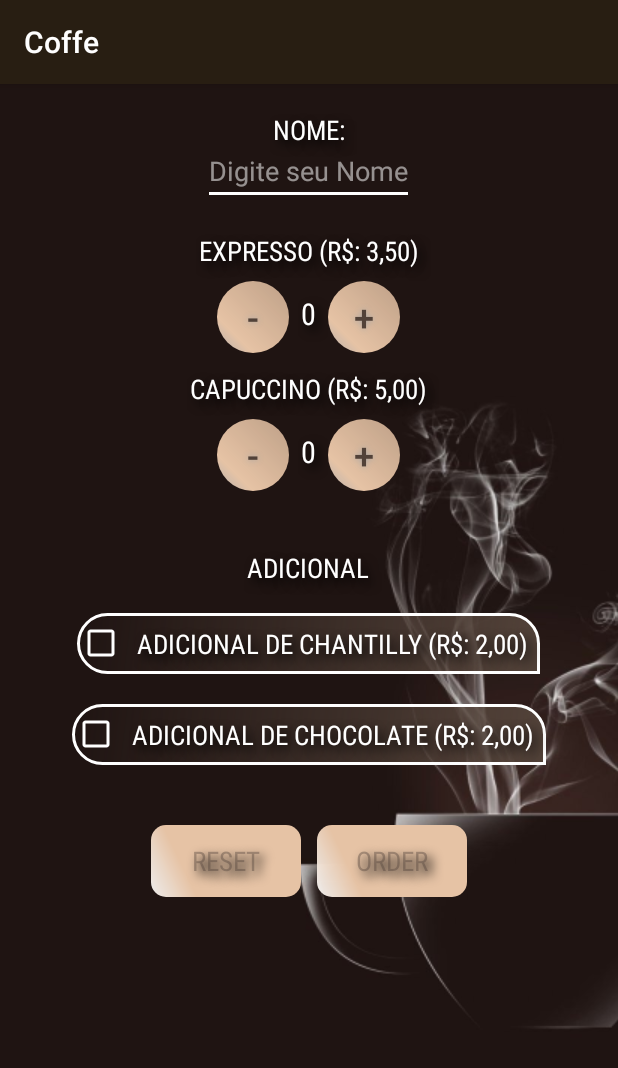
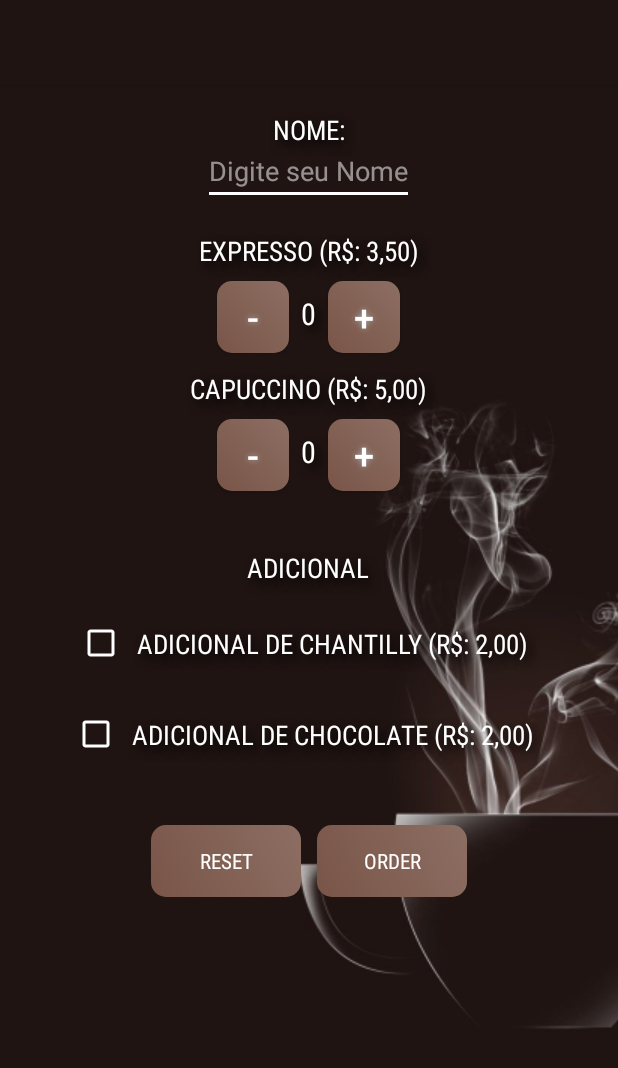
Before and after one commit to WesRocha/Coffe, an Android app: the screen it shows after launch (MainActivity), on a phone screen of 412 x 824 dp. Shown: the top 1068 px of the screen. Run offline under Robolectric (Android 15) with nearby library versions, the phone set to English and light mode, and no system bars.

Commit message:
my sixth commit

```diff
--- a/app/src/main/AndroidManifest.xml
+++ b/app/src/main/AndroidManifest.xml
@@ -5,7 +5,7 @@
     <application
         android:allowBackup="true"
         android:icon="@mipmap/ic_launcher"
-        android:label="@string/app_name"
+        android:label=" "
         android:roundIcon="@mipmap/ic_launcher_round"
         android:supportsRtl="true"
         android:theme="@style/AppTheme">
--- a/app/src/main/res/drawable/buttonshape.xml
+++ b/app/src/main/res/drawable/buttonshape.xml
@@ -1,14 +1,13 @@
 <?xml version="1.0" encoding="utf-8"?>
 <shape xmlns:android="http://schemas.android.com/apk/res/android" android:shape="rectangle" >
     <corners
-        android:radius="100dp"
+        android:radius="10dp"
         />
     <gradient
         android:angle="45"
         android:centerX="25%"
-        android:centerColor="#E6C3A5"
-        android:startColor="#A9FFFFFF"
-        android:endColor="#CBE6C3A5"
+        android:startColor="#795548"
+        android:endColor="#8D6E63"
         android:type="linear"
         />
     <padding
--- a/app/src/main/res/drawable/buttonshape1.xml
+++ b/app/src/main/res/drawable/buttonshape1.xml
@@ -5,10 +5,9 @@
         />
     <gradient
         android:angle="45"
-        android:centerX="25%"
-        android:centerColor="#E6C3A5"
-        android:startColor="#EBFFFFFF"
-        android:endColor="#E6C3A5"
+        android:centerX="100%"
+        android:startColor="#795548"
+        android:endColor="#8D6E63"
         android:type="linear"
         />
     <padding
--- a/app/src/main/res/drawable/check.xml
+++ b/app/src/main/res/drawable/check.xml
@@ -9,7 +9,7 @@
     <gradient
         android:angle="135"
         android:centerX="100%"
-        android:startColor="#524239"
+        android:startColor="#00524239"
         android:type="linear"
         />
     <padding
--- a/app/src/main/res/layout/activity_main.xml
+++ b/app/src/main/res/layout/activity_main.xml
@@ -60,7 +60,7 @@
             <Button
                 android:id="@+id/menosExpresso"
                 android:text="-"
-                android:textColor="#524239"
+                android:textColor="#ffffff"
                 android:textSize="24sp"
                 android:layout_width="48dp"
                 android:layout_height="48dp"
@@ -86,7 +86,7 @@
             <Button
                 android:id="@+id/maisExpresso"
                 android:text="+"
-                android:textColor="#524239"
+                android:textColor="#ffffff"
                 android:textSize="24sp"
                 android:layout_width="48dp"
                 android:layout_height="48dp"
@@ -112,7 +112,7 @@
             <Button
                 android:id="@+id/menosCapuccino"
                 android:text="-"
-                android:textColor="#524239"
+                android:textColor="#ffffff"
                 android:textSize="24sp"
                 android:layout_width="48dp"
                 android:layout_height="48dp"
@@ -138,7 +138,7 @@
             <Button
                 android:id="@+id/mais"
                 android:text="+"
-                android:textColor="#524239"
+                android:textColor="#ffffff"
                 android:textSize="24sp"
                 android:layout_width="48dp"
                 android:layout_height="48dp"
@@ -169,9 +169,9 @@
                 android:buttonTint="#ffffff"
                 android:layout_centerInParent="true"
                 android:layout_below="@id/toppíngs"
-                android:background="@drawable/check"
                 android:layout_margin="10dp"
                 style="@style/TextPad" />
+
 
             <CheckBox
                 android:id="@+id/checkboxChoco"
@@ -181,7 +181,6 @@
                 android:buttonTint="#ffffff"
                 android:layout_centerInParent="true"
                 android:layout_below="@id/checkboxChant"
-                android:background="@drawable/check"
                 android:layout_margin="10dp"
                 style="@style/TextPad" />
 
@@ -192,30 +191,29 @@
                 android:layout_below="@id/checkboxChoco"
                 android:layout_centerInParent="true"
                 android:orientation="horizontal"
-                android:layout_marginTop="30dp"
-                >
+                android:layout_marginTop="30dp" >
 
                 <Button
                     android:id="@+id/reset"
                     android:layout_width="100dp"
                     android:layout_height="48dp"
                     android:text="Reset"
-                    android:textColor="#65524239"
+                    android:textColor="#ffffff"
                     android:background="@drawable/buttonshape1"
                     android:onClick="reset"
-                    android:layout_marginRight="5dp"
-                    style="@style/TextPad" />
+                    android:fontFamily="sans-serif-condensed"
+                    android:layout_marginRight="5dp"/>
 
                 <Button
                     android:id="@+id/order"
                     android:layout_width="100dp"
                     android:layout_height="48dp"
                     android:text="order"
-                    android:textColor="#65524239"
+                    android:textColor="#ffffff"
                     android:background="@drawable/buttonshape1"
                     android:onClick="submitOrder"
-                    android:layout_marginLeft="5dp"
-                    style="@style/TextPad" />
+                    android:fontFamily="sans-serif-condensed"
+                    android:layout_marginLeft="5dp"/>
 
             </LinearLayout>
 
--- a/app/src/main/res/values/styles.xml
+++ b/app/src/main/res/values/styles.xml
@@ -1,11 +1,10 @@
 <resources>
-
     <!-- Base application theme. -->
     <style name="AppTheme" parent="Theme.AppCompat.Light.DarkActionBar">
         <!-- Customize your theme here. -->
-        <item name="colorPrimary">#281e12</item>
-        <item name="colorPrimaryDark">@color/colorPrimaryDark</item>
-        <item name="colorAccent">@color/colorAccent</item>
+        <item name="colorPrimary">#1f1412</item>
+        <item name="colorPrimaryDark">#1f1412</item>
+        <item name="colorAccent">#795548</item>
     </style>
 
     <style name="TextPad">
```
